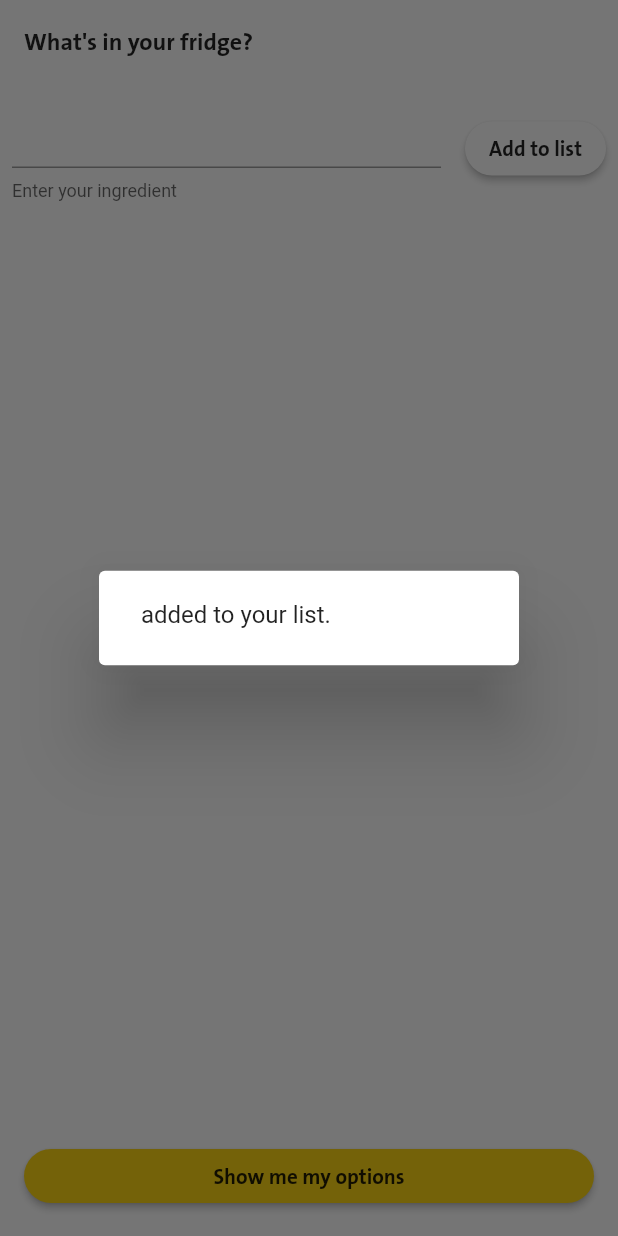
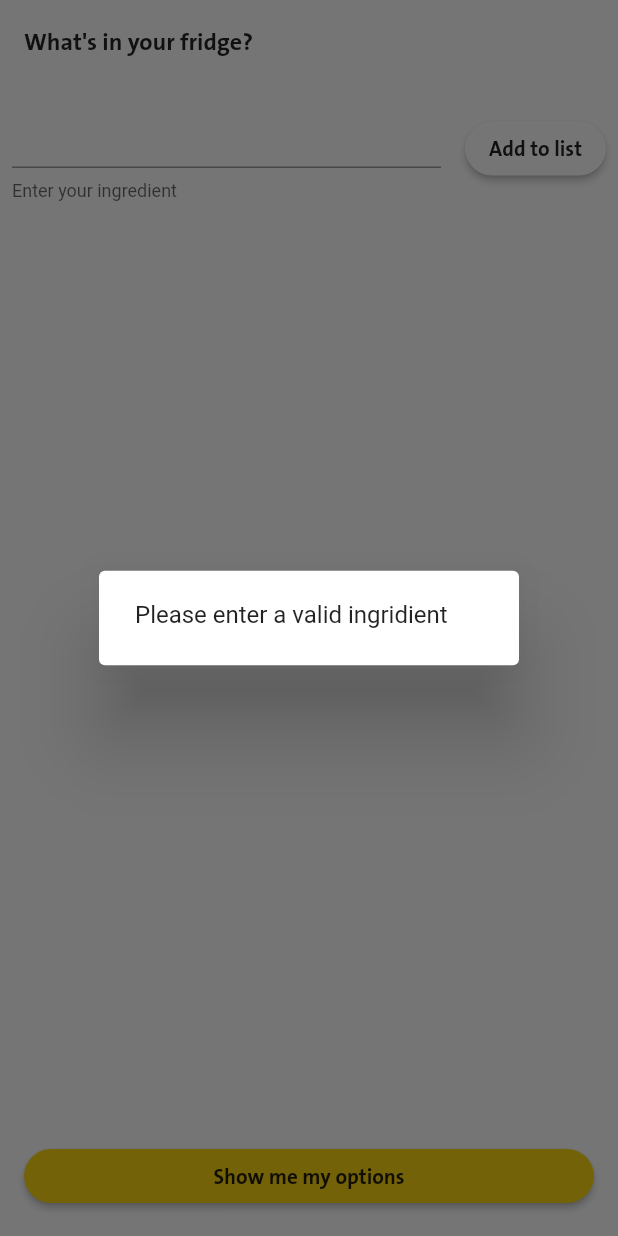
Before and after one commit to jumbo-tech-campus/food-waste, a Flutter app: the screen it shows after launch, after a tap on "Add to list", on a phone screen of 412 x 824 dp. Run offline on Flutter 3.47's test engine with Material 2 defaults, Android fonts, the phone set to English and light mode, and no system bars.

Commit message:
validation added for text ingredient input

```diff
--- a/app/lib/enter_ingredients_page.dart
+++ b/app/lib/enter_ingredients_page.dart
@@ -18,7 +18,19 @@ class _EnterIngredientsPageState extends State<EnterIngredientsPage> {
 
   void _addIngredient(String ingredient) {
     setState(() {
-      _addedIngredients.add(ingredient);
+      if (ingredient.length > 1) {
+        _addedIngredients.add(ingredient);
+        _showConfirmationAlertDialog(ingredient);
+      } else {
+        showDialog(
+          context: context,
+          builder: (context) {
+            return AlertDialog(
+              content: Text("Please enter a valid ingridient"),
+            );
+          },
+        );
+      }
     });
   }
 
@@ -100,7 +112,6 @@ class _EnterIngredientsPageState extends State<EnterIngredientsPage> {
                       minWidth: 44,
                       color: Colors.white,
                       onPressed: () {
-                        _showConfirmationAlertDialog(editTextController.text);
                         _addIngredient(editTextController.text);
                         _clearEditTextArea();
                       },
```
